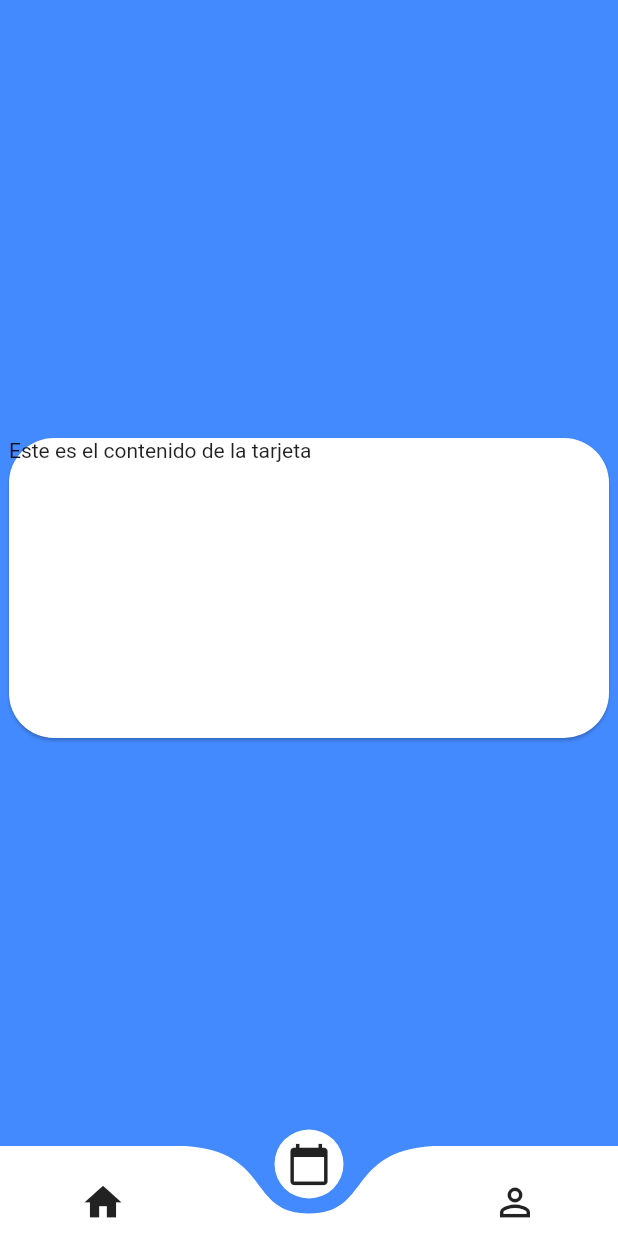
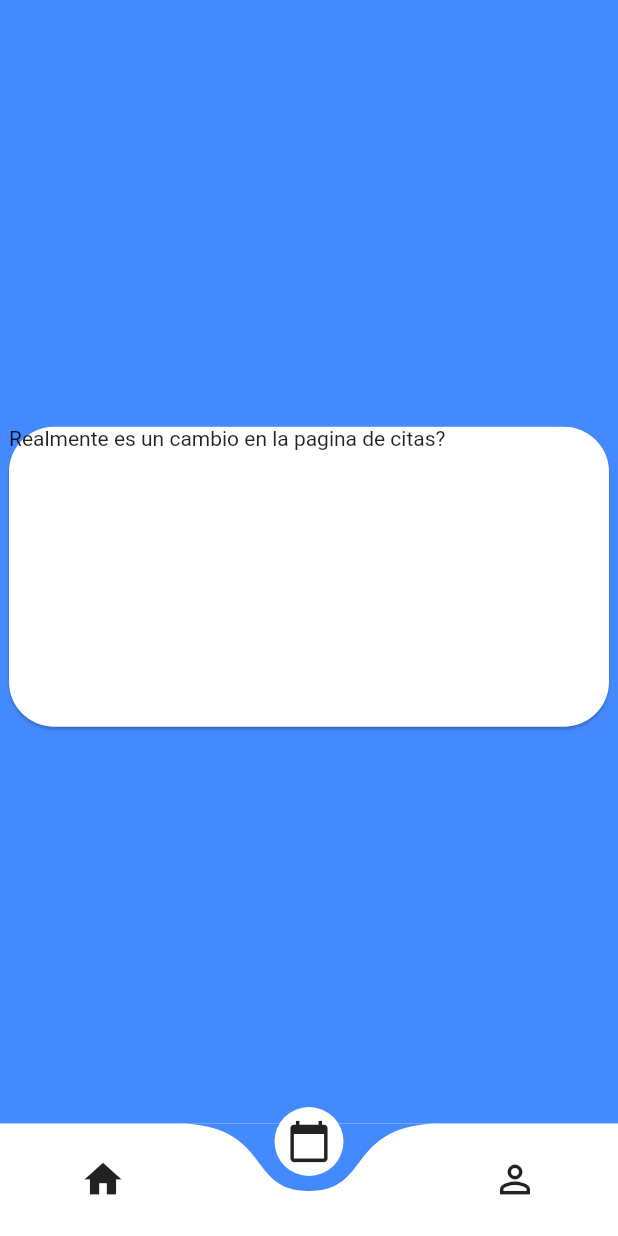
Before and after one commit to Daxan03/KaissenApp, a Flutter app: the screen it shows after launch, item 2 of the bottom bar chosen, on a phone screen of 412 x 824 dp. Run offline on Flutter 3.47's test engine with Material 2 defaults, Android fonts, the light colour scheme and no system bars; drawn by our look-alikes of curved_navigation_bar.

Commit message:
Showpages funcionando, ya se puede implementar funciones a las paginas

```diff
--- a/lib/main.dart
+++ b/lib/main.dart
@@ -14,37 +14,44 @@ class BottomNavBar extends StatefulWidget {
 class _BottomNavBarState extends State<BottomNavBar> {
   int pageIndex = 0;
 
-  final Home _home = Home();
-  final Citas _citas = Citas();
-  final Login _login = Login();
+//create all the pages
+  final PageHome _home = PageHome();
+  final PageCitas _citas = PageCitas();
+  final PageLogin _login = PageLogin();
 
-  // ignore: unused_field
-  Widget _showpage = new Home();
+  Widget _showPage = new PageHome();
+
   Widget _pageChooser(int page) {
     switch (page) {
       case 0:
         return _home;
+        break;
       case 1:
         return _citas;
+        break;
       case 2:
         return _login;
+        break;
       default:
-        return Container(
+        return new Container(
           child: new Center(
-            child: new Text('pagina no encontrada'),
+            child: new Text(
+              'No se encontró la pagina por el chooser',
+              textScaleFactor: 2.0,
+            ),
           ),
         );
     }
   }
 
-  GlobalKey<CurvedNavigationBarState> _bottomNavigationKey = GlobalKey();
+  //GlobalKey<CurvedNavigationBarState> _bottomNavigationKey = GlobalKey();
   @override
   Widget build(BuildContext context) {
     return Scaffold(
         bottomNavigationBar: CurvedNavigationBar(
-          key: _bottomNavigationKey,
+          //key: _bottomNavigationKey,
           index: pageIndex,
-          height: 60.0,
+          //height: 60.0,
           items: <Widget>[
             Icon(Icons.home, size: 30),
             Icon(Icons.calendar_today, size: 30),
@@ -57,7 +64,7 @@ class _BottomNavBarState extends State<BottomNavBar> {
           animationDuration: Duration(milliseconds: 600),
           onTap: (int tappedIndex) {
             setState(() {
-              _showpage = _pageChooser(tappedIndex);
+              _showPage = _pageChooser(tappedIndex);
             });
           },
           letIndexChange: (index) => true,
@@ -65,7 +72,9 @@ class _BottomNavBarState extends State<BottomNavBar> {
         body: Container(
           color: Colors.blueAccent,
           child: Center(
-            child: Column(
+            child: _showPage,
+
+            /*child: Column(
               children: [
                 Card(
                   shape: RoundedRectangleBorder(
@@ -76,13 +85,13 @@ class _BottomNavBarState extends State<BottomNavBar> {
                     width: 400,
                     height: 200,
                     child: Text(
-                      "Este es el contenido de la tarjeta",
+                      "Realmente es un cambio?",
                     ),
                   ),
                 )
               ],
               mainAxisAlignment: MainAxisAlignment.center,
-            ),
+            ),*/
           ),
         ));
   }
--- a/lib/pages/citas.dart
+++ b/lib/pages/citas.dart
@@ -1,10 +1,34 @@
 import 'package:flutter/material.dart';
 
-class Citas extends StatelessWidget {
+class PageCitas extends StatelessWidget {
   @override
   Widget build(BuildContext context) {
     return Container(
       child: Column(
+        children: [
+          Card(
+            shape:
+                RoundedRectangleBorder(borderRadius: BorderRadius.circular(30)),
+            color: Colors.white,
+            margin: EdgeInsets.only(top: 20),
+            child: SizedBox(
+              width: 400,
+              height: 200,
+              child: Text(
+                "Realmente es un cambio en la pagina de citas?",
+              ),
+            ),
+          )
+        ],
+        mainAxisAlignment: MainAxisAlignment.center,
+      ),
+
+      /*child: Text(
+        "Pagina de citas. Realmente es una pagina de citas?",
+        textScaleFactor: 2.0,
+      ),*/
+
+      /*Column(
         children: [
           Card(
             shape:
@@ -23,7 +47,7 @@ class Citas extends StatelessWidget {
           )
         ],
         mainAxisAlignment: MainAxisAlignment.center,
-      ),
+      ),*/
     );
   }
 }
```
Also changed, not shown: lib/pages/home.dart (+8 -3 lines), lib/pages/login.dart (+29 -2 lines).
